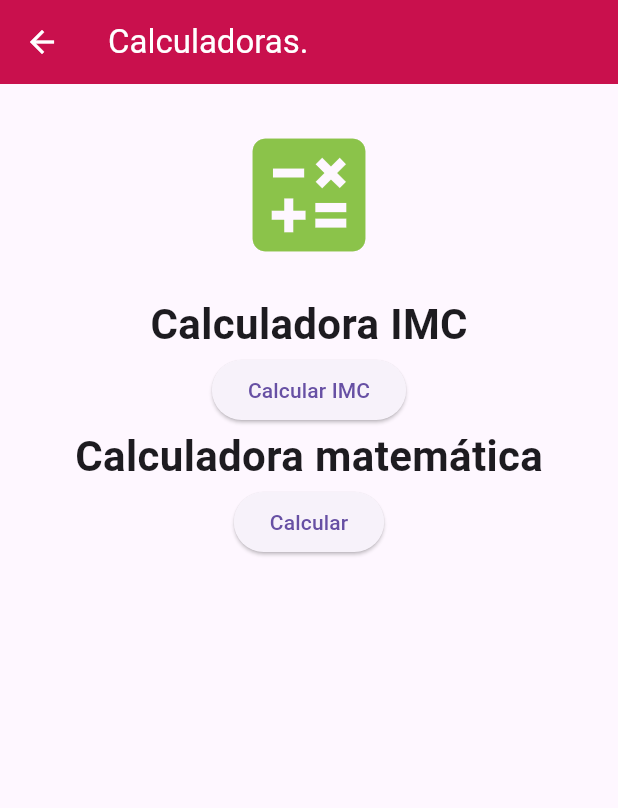
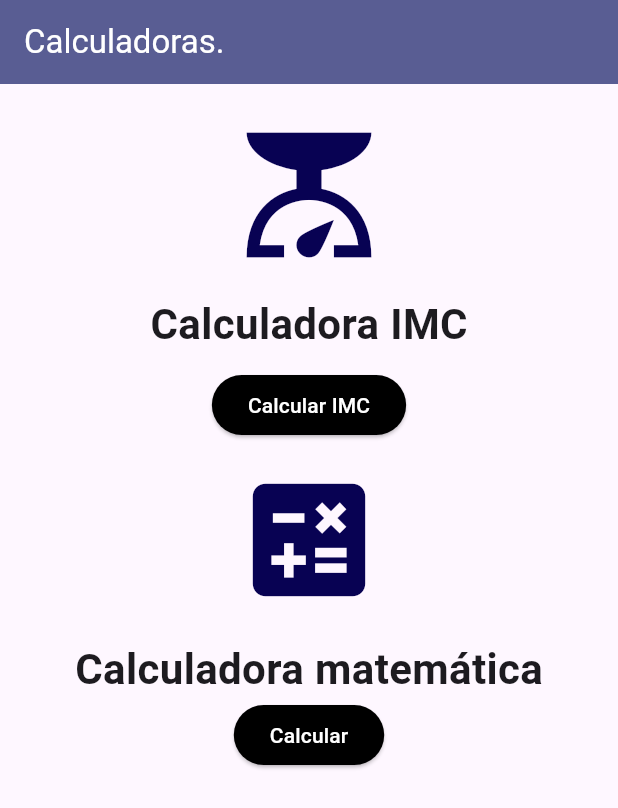
Before and after one commit to VitorAlvesss/CalculadoraDeImc-E-MatematicaEmFlutterDart, a Flutter app: the TelaPrincipal screen opened directly, on a phone screen of 412 x 824 dp. Shown: the top 808 px of the screen. Run offline on Flutter 3.47's test engine with Material 3 defaults, Android fonts, the phone set to English and light mode, and no system bars.

Commit message:
Arrumando layout da tela principal e vinculando os botões dela as suas respectivas telas.

```diff
--- a/lib/main.dart
+++ b/lib/main.dart
@@ -25,7 +25,7 @@ class MyApp extends StatelessWidget {
         useMaterial3: true,
       ),
       //define qual seria a primeira tela a ser exibida.
-      home: telaCalculadora(),
+      home: TelaPrincipal(),
     );
   }
 }
--- a/lib/paginas/tela_principal.dart
+++ b/lib/paginas/tela_principal.dart
@@ -1,3 +1,5 @@
+import 'package:calculadoras/paginas/telaCalculadora.dart';
+import 'package:calculadoras/paginas/telaImc.dart';
 import 'package:flutter/material.dart';
 
 class TelaPrincipal extends StatelessWidget {
@@ -8,7 +10,7 @@ class TelaPrincipal extends StatelessWidget {
     return Scaffold(
       appBar: AppBar(
         title: const Text('Calculadoras.'),
-        backgroundColor: const Color.fromARGB(255, 201, 16, 77),
+        backgroundColor: const Color.fromARGB(199, 42, 50, 116),
         foregroundColor: Colors.white,
       ),
 
@@ -28,9 +30,9 @@ class TelaPrincipal extends StatelessWidget {
 
 
               const Icon(
-                Icons.calculate,
+                Icons.scale,
                 size: 100,
-                color: Colors.lightGreen
+                color: Color.fromARGB(255, 8, 2, 83)
               ),
 
               const SizedBox(height: 16),
@@ -43,11 +45,31 @@ class TelaPrincipal extends StatelessWidget {
                 ),
               ),
 
+              const SizedBox(height: 10),
+
               ElevatedButton(
-                onPressed: () {},
+                style: ElevatedButton.styleFrom(
+                  backgroundColor: Colors.black,
+                  foregroundColor: Colors.white
+                ),
+                onPressed: () {
+                  Navigator.push(
+                    context,
+                    MaterialPageRoute(builder: (context) => telaCalculoImc()),
+                  );
+                },
                 child: const Text('Calcular IMC')
               ),
 
+              const SizedBox(height: 16),
+
+              const Icon(
+                Icons.calculate,
+                size: 100,
+                color: Color.fromARGB(255, 8, 2, 83)
+              ),
+
+              const SizedBox(height: 16),
 
               const Text(
                 'Calculadora matemática',
@@ -58,7 +80,16 @@ class TelaPrincipal extends StatelessWidget {
               ),
 
               ElevatedButton(
-                onPressed: () {},
+                style: ElevatedButton.styleFrom(
+                  backgroundColor: Colors.black,
+                  foregroundColor: Colors.white
+                ),
+                onPressed: () {
+                  Navigator.push(
+                    context,
+                    MaterialPageRoute(builder: (context) => telaCalculadora()),
+                  );
+                },
                 child: const Text('Calcular')
               ),
             ],
```
